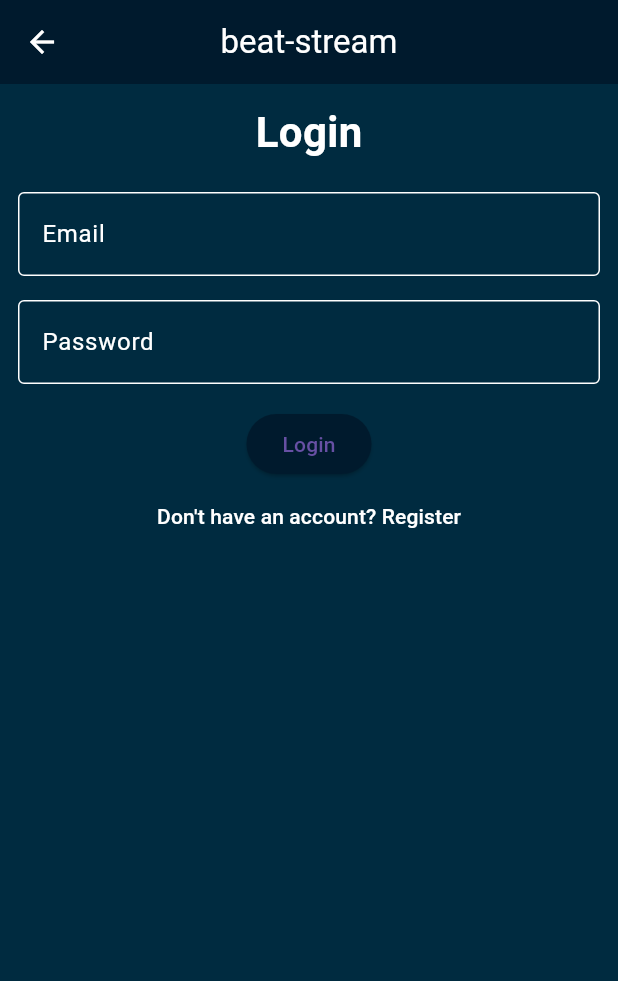
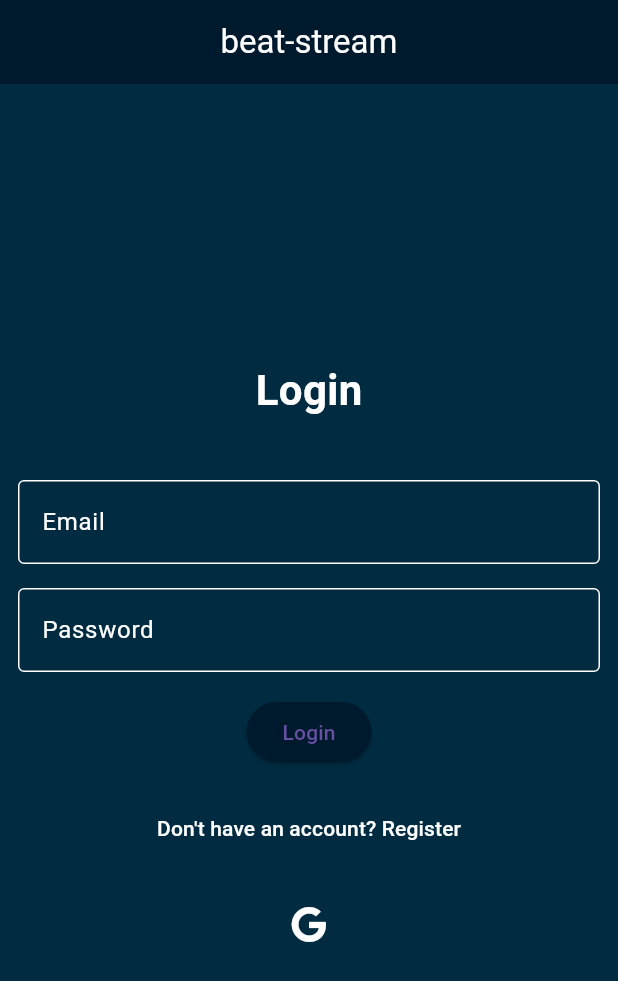
Before and after one commit to Apeksha-Shah/beat-stream, a Flutter app: the screen it shows after launch, on a phone screen of 412 x 824 dp. Shown: the top 981 px of the screen. Run offline on Flutter 3.47's test engine with Material 3 defaults, Android fonts, the phone set to English and light mode, and no system bars; our stand-ins replace firebase_auth, firebase_core, fluttertoast, font_awesome_flutter; accounts and stored records are empty.

Commit message:
Login and registration done using firebase

```diff
--- a/lib/main.dart
+++ b/lib/main.dart
@@ -2,10 +2,13 @@ import 'package:beat_stream/screens/login.dart';
 import 'package:beat_stream/screens/registration.dart';
 import 'package:beat_stream/screens/search.dart';
 import 'package:beat_stream/screens/setting_screen.dart';
+import 'package:firebase_core/firebase_core.dart';
 import 'package:flutter/material.dart';
 import 'screens/home_screen.dart';
 
-void main() {
+void main() async{
+  WidgetsFlutterBinding.ensureInitialized();
+  await Firebase.initializeApp();
   runApp(App());
 }
 
--- a/lib/screens/home_screen.dart
+++ b/lib/screens/home_screen.dart
@@ -19,6 +19,7 @@ class _HomeScreenState extends State<HomeScreen> {
   Widget build(BuildContext context) {
     return Scaffold(
       appBar: AppBar(
+        automaticallyImplyLeading: false,
         backgroundColor: Color(0xFF001A2D), // Deep dark blue
         title: Row(
           children: <Widget>[
@@ -47,6 +48,7 @@ class _HomeScreenState extends State<HomeScreen> {
           ],
         ),
       ),
+
       backgroundColor: Color(0xFF001A2D), // Very dark blue, almost black
       body:SingleChildScrollView(
         child:Column(
--- a/lib/screens/login.dart
+++ b/lib/screens/login.dart
@@ -1,4 +1,8 @@
+import 'package:beat_stream/global/toast.dart';
+import 'package:firebase_auth/firebase_auth.dart';
 import 'package:flutter/material.dart';
+import 'package:font_awesome_flutter/font_awesome_flutter.dart';
+import 'package:beat_stream/services/authservice.dart';
 
 class LoginScreen extends StatefulWidget {
   @override
@@ -7,8 +11,65 @@ class LoginScreen extends StatefulWidget {
 
 class _LoginScreenState extends State<LoginScreen> {
   final _formKey = GlobalKey<FormState>();
-  String? _email;
-  String? _password;
+  final FirebaseAuthService _auth = FirebaseAuthService();
+  final FirebaseAuth _firebaseAuth = FirebaseAuth.instance;
+  TextEditingController _emailController = TextEditingController();
+  TextEditingController _passwordController = TextEditingController();
+
+  String? _message;
+  bool _isSigning = false;
+
+  @override
+  void dispose() {
+    _emailController.dispose();
+    _passwordController.dispose();
+    super.dispose();
+  }
+
+  void _signIn() async {
+    if (_isSigning) return; // Prevent multiple sign-in attempts
+    setState(() {
+      _isSigning = true;
+    });
+
+    String email = _emailController.text;
+    String password = _passwordController.text;
+
+    try {
+      User? user = await _auth.signInWithEmailAndPassword(email, password);
+
+      if (user != null) {
+        // Clear form fields
+        _emailController.clear();
+        _passwordController.clear();
+
+        setState(() {
+          _message = "User successfully logged in";
+        });
+        showToast(message: "User successfully logged in");
+
+        // Navigate to home screen, replacing current route
+        Future.delayed(const Duration(seconds: 1), () {
+          Navigator.pushReplacementNamed(context, '/');
+        });
+      } else {
+        setState(() {
+          _message = "Email or Password is Incorrect";
+        });
+        showToast(message: "Email or Password is Incorrect");
+      }
+    } catch (e) {
+      setState(() {
+        _message = "An error occurred: $e";
+      });
+      showToast(message: "An error occurred: $e");
+    } finally {
+      setState(() {
+        _isSigning = false;
+      });
+    }
+  }
+
 
   @override
   Widget build(BuildContext context) {
@@ -16,30 +77,44 @@ class _LoginScreenState extends State<LoginScreen> {
       appBar: AppBar(
         title: Text(
           'beat-stream',
-          style: TextStyle(color: Colors.white), // White text color
+          style: TextStyle(color: Colors.white),
         ),
-        backgroundColor: Color(0xFF001A2D), // Deep dark blue
+        backgroundColor: Color(0xFF001A2D),
         centerTitle: true,
+        automaticallyImplyLeading: false,
       ),
       body: Padding(
         padding: const EdgeInsets.all(12.0),
         child: Form(
           key: _formKey,
           child: Column(
-            crossAxisAlignment: CrossAxisAlignment.center,
+            mainAxisAlignment: MainAxisAlignment.center,
             children: <Widget>[
               Center(
                 child: Text(
                   'Login',
                   style: TextStyle(
-                    fontSize: 28.0, // Larger font size for the title
+                    fontSize: 28.0,
                     fontWeight: FontWeight.bold,
-                    color: Colors.white, // White text color
+                    color: Colors.white,
                   ),
                 ),
               ),
-              SizedBox(height: 20.0), // Spacing between title and form
+              SizedBox(height: 20.0),
+              if (_message != null)
+                Center(
+                  child: Text(
+                    _message!,
+                    style: TextStyle(
+                      fontSize: 18.0,
+                      fontWeight: FontWeight.normal,
+                      color: Colors.red,
+                    ),
+                  ),
+                ),
+              SizedBox(height: 20.0),
               TextFormField(
+                controller: _emailController,
                 decoration: InputDecoration(
                   labelText: 'Email',
                   labelStyle: TextStyle(color: Colors.white),
@@ -47,7 +122,7 @@ class _LoginScreenState extends State<LoginScreen> {
                     borderSide: BorderSide(color: Colors.white),
                   ),
                   focusedBorder: OutlineInputBorder(
-                    borderSide: BorderSide(color: Color(0xFF001A2D)), // Deep dark blue
+                    borderSide: BorderSide(color: Color(0xFF001A2D)),
                   ),
                 ),
                 style: TextStyle(color: Colors.white),
@@ -57,12 +132,10 @@ class _LoginScreenState extends State<LoginScreen> {
                   }
                   return null;
                 },
-                onSaved: (value) {
-                  _email = value;
-                },
               ),
               SizedBox(height: 16.0),
               TextFormField(
+                controller: _passwordController,
                 decoration: InputDecoration(
                   labelText: 'Password',
                   labelStyle: TextStyle(color: Colors.white),
@@ -70,7 +143,7 @@ class _LoginScreenState extends State<LoginScreen> {
                     borderSide: BorderSide(color: Colors.white),
                   ),
                   focusedBorder: OutlineInputBorder(
-                    borderSide: BorderSide(color: Color(0xFF001A2D)), // Deep dark blue
+                    borderSide: BorderSide(color: Color(0xFF001A2D)),
                   ),
                 ),
                 style: TextStyle(color: Colors.white),
@@ -81,26 +154,26 @@ class _LoginScreenState extends State<LoginScreen> {
                   }
                   return null;
                 },
-                onSaved: (value) {
-                  _password = value;
-                },
               ),
               SizedBox(height: 16.0),
               Center(
                 child: ElevatedButton(
-                  onPressed: () {
+                  onPressed: _isSigning
+                      ? null // Disable button while signing in
+                      : () {
                     if (_formKey.currentState!.validate()) {
-                      _formKey.currentState!.save();
-                      Navigator.pushNamed(context, '/');
-                      // Perform login action
+                      _signIn();
                     }
                   },
                   style: ElevatedButton.styleFrom(
-                    backgroundColor: Color(0xFF001A2D), // Deep dark blue
+                    backgroundColor: Color(0xFF001A2D),
                   ),
-                  child: Text('Login'),
+                  child: _isSigning
+                      ? CircularProgressIndicator(color: Colors.white)
+                      : Text('Login'),
                 ),
               ),
+              SizedBox(height: 16.0),
               Center(
                 child: TextButton(
                   onPressed: () {
@@ -112,11 +185,21 @@ class _LoginScreenState extends State<LoginScreen> {
                   ),
                 ),
               ),
+              SizedBox(height: 16.0),
+              Center(
+                child: IconButton(
+                  onPressed: _signIn,
+                  icon: Icon(
+                    FontAwesomeIcons.google,
+                    color: Colors.white,
+                  ),
+                ),
+              ),
             ],
           ),
         ),
       ),
-      backgroundColor: Color(0xFF002B40), // Dark blue
+      backgroundColor: Color(0xFF002B40),
     );
   }
 }
```
Also changed, not shown: google-services.json (added, +33 -0 lines), lib/global/toast.dart (added, +15 -0 lines), lib/screens/registration.dart (+57 -2 lines), lib/services/authservice.dart (added, +36 -0 lines), pubspec.yaml (+8 -0 lines), pubspec.lock, 8 other files.
